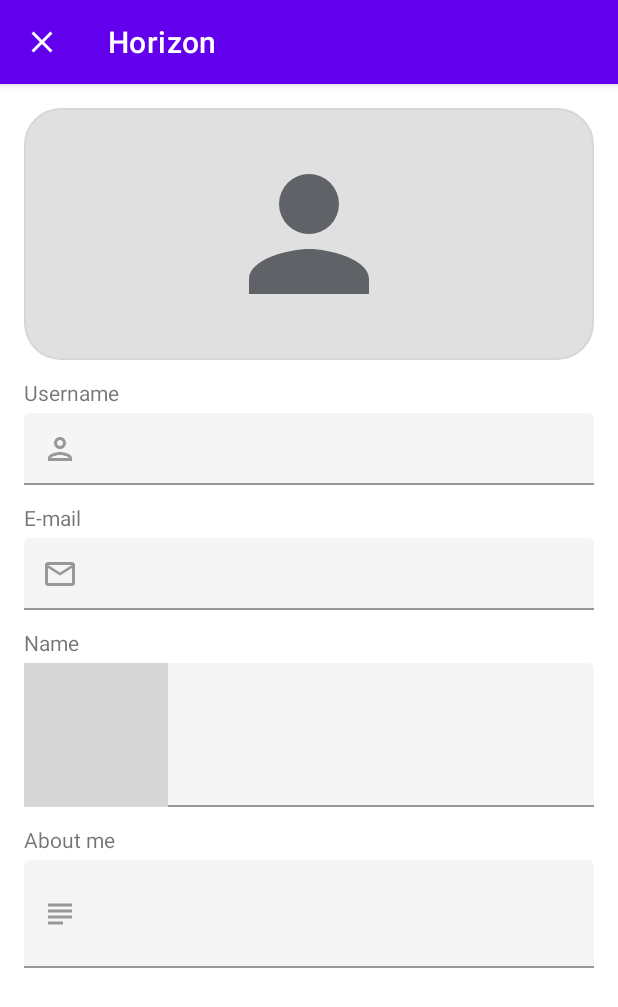
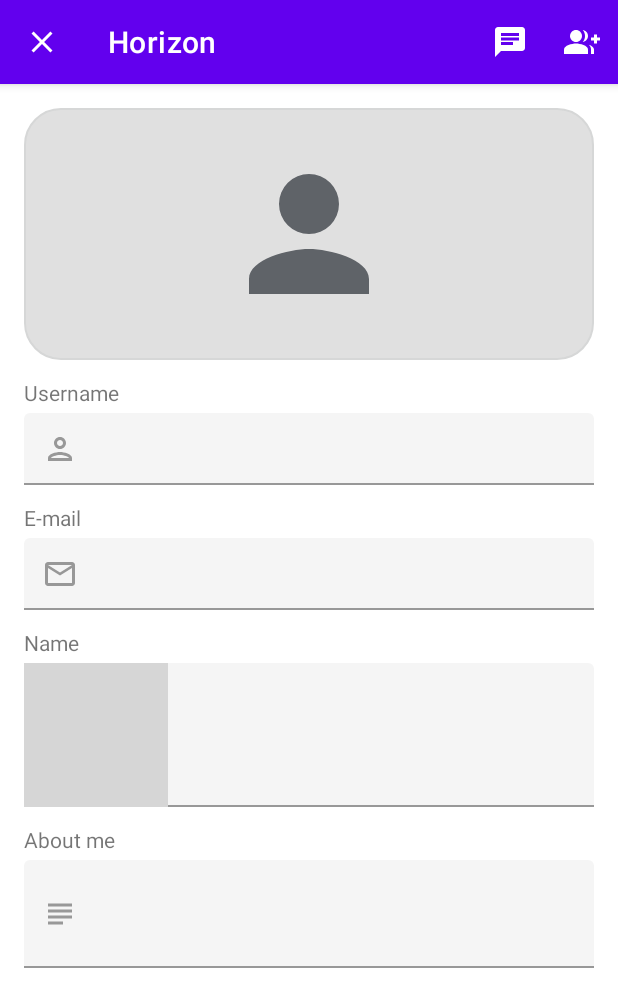
Before and after one commit to zoeyle144/cmpt362project, an Android app: the SearchUserResultActivity screen opened directly, with no data from a screen before it, on a phone screen of 412 x 824 dp. Shown: the top 1007 px of the screen. Run offline under Robolectric (Android 15) with nearby library versions, the phone set to English and light mode, and no system bars; our stand-ins replace Firebase (no records; nobody signed in at launch, a user with empty details on screens opened directly); grey boxes are pictures that could not be loaded.

Commit message:
Add toolbar to search user result activity
Has chat and invite button, they don't do anything rn

```diff
--- /dev/null
+++ b/Project/app/src/main/res/drawable/toolbar_chat.xml
@@ -0,0 +1,5 @@
+<vector android:autoMirrored="true" android:height="24dp"
+    android:tint="?attr/colorOnPrimary" android:viewportHeight="24"
+    android:viewportWidth="24" android:width="24dp" xmlns:android="http://schemas.android.com/apk/res/android">
+    <path android:fillColor="@android:color/white" android:pathData="M20,2L4,2c-1.1,0 -1.99,0.9 -1.99,2L2,22l4,-4h14c1.1,0 2,-0.9 2,-2L22,4c0,-1.1 -0.9,-2 -2,-2zM6,9h12v2L6,11L6,9zM14,14L6,14v-2h8v2zM18,8L6,8L6,6h12v2z"/>
+</vector>
--- /dev/null
+++ b/Project/app/src/main/res/drawable/toolbar_invite.xml
@@ -0,0 +1,9 @@
+<vector android:height="24dp" android:tint="?attr/colorOnPrimary"
+    android:viewportHeight="24" android:viewportWidth="24"
+    android:width="24dp" xmlns:android="http://schemas.android.com/apk/res/android">
+    <path android:fillColor="@android:color/white" android:pathData="M22,9l0,-2l-2,0l0,2l-2,0l0,2l2,0l0,2l2,0l0,-2l2,0l0,-2z"/>
+    <path android:fillColor="@android:color/white" android:pathData="M8,12c2.21,0 4,-1.79 4,-4s-1.79,-4 -4,-4S4,5.79 4,8S5.79,12 8,12z"/>
+    <path android:fillColor="@android:color/white" android:pathData="M8,13c-2.67,0 -8,1.34 -8,4v3h16v-3C16,14.34 10.67,13 8,13z"/>
+    <path android:fillColor="@android:color/white" android:pathData="M12.51,4.05C13.43,5.11 14,6.49 14,8s-0.57,2.89 -1.49,3.95C14.47,11.7 16,10.04 16,8S14.47,4.3 12.51,4.05z"/>
+    <path android:fillColor="@android:color/white" android:pathData="M16.53,13.83C17.42,14.66 18,15.7 18,17v3h2v-3C20,15.55 18.41,14.49 16.53,13.83z"/>
+</vector>
--- /dev/null
+++ b/Project/app/src/main/res/menu/profile_search_toolbar.xml
@@ -0,0 +1,17 @@
+<?xml version="1.0" encoding="utf-8"?>
+<menu xmlns:android="http://schemas.android.com/apk/res/android"
+    xmlns:app="http://schemas.android.com/apk/res-auto">
+    <item
+        android:id="@+id/profile_search_toolbar_chat"
+        android:title="Create chat room"
+        android:icon="@drawable/toolbar_chat"
+        app:showAsAction="always"
+        />
+    <item
+        android:id="@+id/profile_search_toolbar_invite"
+        android:title="Invite to group"
+        android:icon="@drawable/toolbar_invite"
+        app:showAsAction="ifRoom"
+        />
+
+</menu>
```
Also changed, not shown: Project/app/src/main/java/com/example/cmpt362project/ui/search/SearchUserResultActivity.kt (+19 -2 lines).
